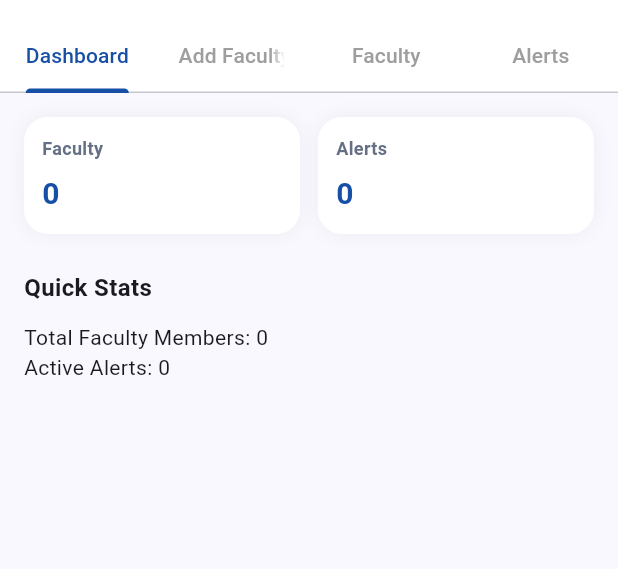
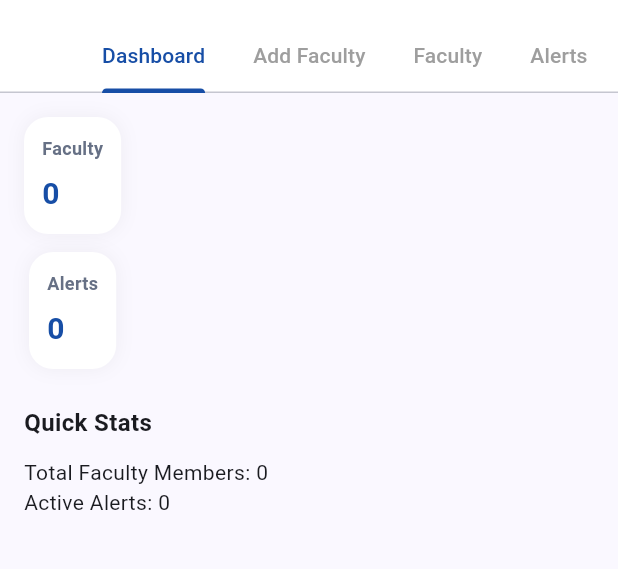
Before and after one commit to AjayExplorer/Unnamed, a Flutter app: the AdminDashboardScreen screen opened by its route, on a phone screen of 412 x 824 dp, the part 63-632 px from its top. Run offline on Flutter 3.47's test engine with Material 3 defaults, Android fonts, the phone set to English and light mode, and no system bars; our stand-ins replace cloud_firestore, firebase_auth, firebase_core; accounts and stored records are empty; network calls fail.

Commit message:
merge the code with ajay and hari branches to the main  and also the first feature of ente cek completed

```diff
--- a/lib/screens/admin/screens/admin_dashboard_screen.dart
+++ b/lib/screens/admin/screens/admin_dashboard_screen.dart
@@ -51,6 +51,7 @@ class _AdminDashboardScreenState extends State<AdminDashboardScreen> with Single
         ],
           bottom: TabBar(
             controller: _tabController,
+            isScrollable: true,
             indicatorColor: primaryBlue,
             labelColor: primaryBlue,
             unselectedLabelColor: Colors.grey,
@@ -78,10 +79,21 @@ class _AdminDashboardScreenState extends State<AdminDashboardScreen> with Single
     const primaryBlue = Color(0xFF174EA6);
     return Padding(
       padding: const EdgeInsets.all(16),
-      child: Column(
+      child: LayoutBuilder(
+        builder: (context, constraints) {
+          final isNarrow = constraints.maxWidth < 600;
+          return Column(
             crossAxisAlignment: CrossAxisAlignment.start,
             children: [
-          Row(
+              isNarrow
+                  ? Column(
+                      children: [
+                        _buildMetricCard('Faculty', provider.facultyCount.toString(), primaryBlue),
+                        const SizedBox(height: 12),
+                        _buildMetricCard('Alerts', provider.allAlerts.length.toString(), primaryBlue),
+                      ],
+                    )
+                  : Row(
                       children: [
                         _buildMetricCard('Faculty', provider.facultyCount.toString(), primaryBlue),
                         const SizedBox(width: 12),
@@ -94,6 +106,8 @@ class _AdminDashboardScreenState extends State<AdminDashboardScreen> with Single
               Text('Total Faculty Members: ${provider.allFaculty.length}'),
               Text('Active Alerts: ${provider.allAlerts.length}'),
             ],
+          );
+        },
       ),
     );
   }
@@ -656,15 +670,13 @@ class _EditFacultyDialogState extends State<_EditFacultyDialog> {
     const primaryBlue = Color(0xFF174EA6);
 
     return Dialog(
+      insetPadding: const EdgeInsets.symmetric(horizontal: 24, vertical: 24),
       child: SingleChildScrollView(
-        child: Padding(
-          padding: const EdgeInsets.all(20),
+        padding: const EdgeInsets.all(16),
         child: Column(
           mainAxisSize: MainAxisSize.min,
           crossAxisAlignment: CrossAxisAlignment.start,
           children: [
-              const Text('Edit Faculty', style: TextStyle(fontSize: 18, fontWeight: FontWeight.w700)),
-              const SizedBox(height: 20),
             TextFormField(
               controller: _nameController,
               decoration: InputDecoration(
@@ -697,14 +709,18 @@ class _EditFacultyDialogState extends State<_EditFacultyDialog> {
               ),
             ),
             const SizedBox(height: 12),
-              DropdownButton<String>(
-                value: _selectedRole,
+            DropdownButtonFormField<String>(
+              initialValue: _selectedRole,
               items: const [
                 DropdownMenuItem(value: 'teacher', child: Text('Teacher')),
                 DropdownMenuItem(value: 'hod', child: Text('HOD')),
                 DropdownMenuItem(value: 'principal', child: Text('Principal')),
               ],
               onChanged: (value) => setState(() => _selectedRole = value ?? 'teacher'),
+              decoration: InputDecoration(
+                labelText: 'Role',
+                border: OutlineInputBorder(borderRadius: BorderRadius.circular(12)),
+              ),
             ),
             const SizedBox(height: 12),
             TextFormField(
@@ -725,11 +741,11 @@ class _EditFacultyDialogState extends State<_EditFacultyDialog> {
             const SizedBox(height: 12),
             TextFormField(
               controller: _passwordController,
+              obscureText: true,
               decoration: InputDecoration(
                 labelText: 'Password',
                 border: OutlineInputBorder(borderRadius: BorderRadius.circular(12)),
               ),
-                obscureText: true,
             ),
             const SizedBox(height: 20),
             Row(
@@ -743,14 +759,16 @@ class _EditFacultyDialogState extends State<_EditFacultyDialog> {
                 ElevatedButton(
                   onPressed: _isSubmitting ? null : _submitForm,
                   style: ElevatedButton.styleFrom(backgroundColor: primaryBlue),
-                    child: _isSubmitting ? const CircularProgressIndicator(color: Colors.white) : const Text('Update'),
+                  child: _isSubmitting
+                      ? const CircularProgressIndicator(color: Colors.white)
+                      : const Text('Update'),
                 ),
               ],
             ),
           ],
         ),
       ),
-      ),
     );
+
   }
 }
```
Also changed, not shown: lib/screens/request_letter/faculty/screens/faculty_registration_request_screen.dart (+5 -2 lines). Lines whose indentation alone changed are shown as unchanged.
